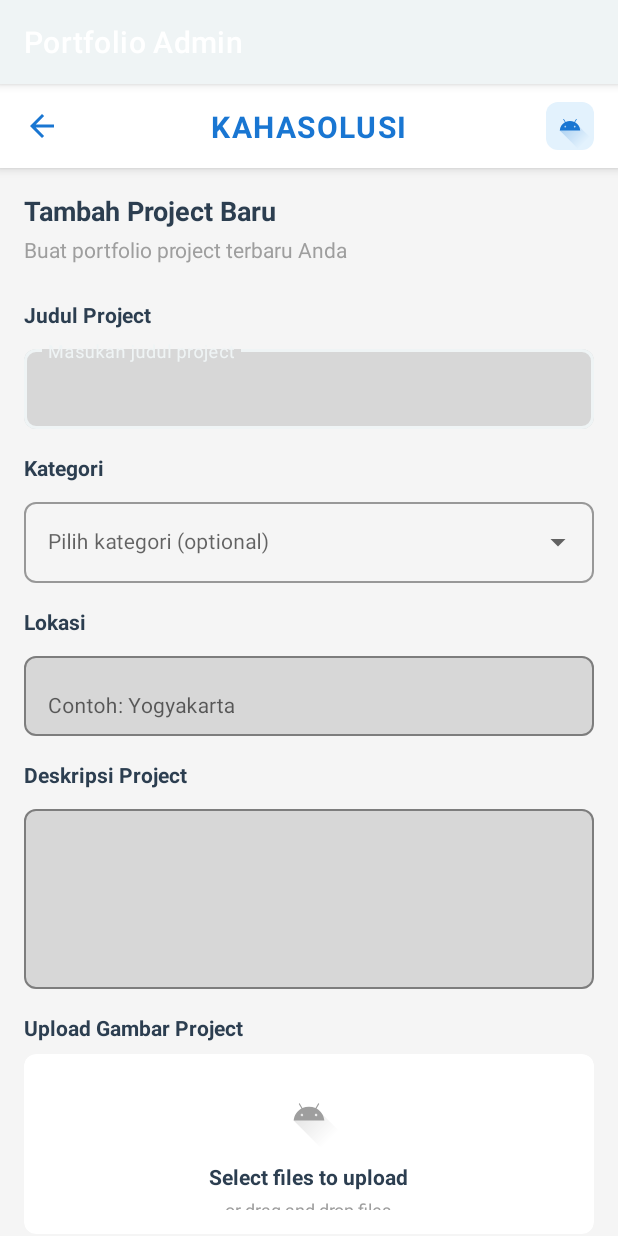
After one commit to AdityaZulkarnaen/UAS-PPPB-Kahasolusi, an Android app: the PortfolioAdminActivity screen opened directly, with no data from a screen before it, on a phone screen of 412 x 824 dp. The commit adds this screen. Run offline under Robolectric (Android 15) with nearby library versions, the phone set to English and light mode, and no system bars.

Commit message:
feat: cms portfolio

```diff
--- a/app/src/main/AndroidManifest.xml
+++ b/app/src/main/AndroidManifest.xml
@@ -32,6 +32,11 @@
             android:name=".RegisterActivity"
             android:exported="false"
             android:label="@string/app_name" />
+
+        <activity
+            android:name=".PortfolioAdminActivity"
+            android:exported="false"
+            android:label="Portfolio Admin" />
     </application>
 
 </manifest>
--- a/app/src/main/java/com/example/kahasolusi_kotlin/MainActivity.kt
+++ b/app/src/main/java/com/example/kahasolusi_kotlin/MainActivity.kt
@@ -126,6 +126,10 @@ class MainActivity : AppCompatActivity() {
                     showUserProfile()
                     true
                 }
+                R.id.action_portfolio_admin -> {
+                    navigateToPortfolioAdmin()
+                    true
+                }
                 R.id.action_logout -> {
                     performLogout()
                     true
@@ -170,4 +174,9 @@ class MainActivity : AppCompatActivity() {
             Toast.makeText(this, message, Toast.LENGTH_LONG).show()
         }
     }
+
+    private fun navigateToPortfolioAdmin() {
+        val intent = Intent(this, PortfolioAdminActivity::class.java)
+        startActivity(intent)
+    }
 }
--- /dev/null
+++ b/app/src/main/java/com/example/kahasolusi_kotlin/PortfolioAdminActivity.kt
@@ -0,0 +1,168 @@
+package com.example.kahasolusi_kotlin
+
+import android.app.Activity
+import android.content.Intent
+import android.net.Uri
+import android.os.Bundle
+import android.widget.ArrayAdapter
+import android.widget.Toast
+import androidx.activity.result.contract.ActivityResultContracts
+import androidx.appcompat.app.AppCompatActivity
+import com.example.kahasolusi_kotlin.data.model.Portfolio
+import com.example.kahasolusi_kotlin.databinding.ActivityPortfolioAdminBinding
+
+class PortfolioAdminActivity : AppCompatActivity() {
+
+    private lateinit var binding: ActivityPortfolioAdminBinding
+    private var selectedImageUri: Uri? = null
+
+    private val imagePickerLauncher = registerForActivityResult(
+        ActivityResultContracts.StartActivityForResult()
+    ) { result ->
+        if (result.resultCode == Activity.RESULT_OK) {
+            result.data?.data?.let { uri ->
+                selectedImageUri = uri
+                binding.ivPreview.setImageURI(uri)
+                binding.tvUploadHint.text = "Gambar dipilih"
+                binding.tvUploadSubhint.text = "Klik untuk ganti gambar"
+            }
+        }
+    }
+
+    override fun onCreate(savedInstanceState: Bundle?) {
+        super.onCreate(savedInstanceState)
+        binding = ActivityPortfolioAdminBinding.inflate(layoutInflater)
+        setContentView(binding.root)
+
+        setupUI()
+        setupClickListeners()
+    }
+
+    private fun setupUI() {
+        // Setup Kategori Dropdown
+        val kategoriList = arrayOf(
+            "Website Development",
+            "Mobile Development",
+            "Desktop Application",
+            "System Integration",
+            "E-Commerce",
+            "CMS Development"
+        )
+        val kategoriAdapter = ArrayAdapter(this, android.R.layout.simple_dropdown_item_1line, kategoriList)
+        binding.actKategori.setAdapter(kategoriAdapter)
+
+        // Setup Tech Stack Dropdown
+        val techStackList = arrayOf(
+            "React JS",
+            "Vue JS",
+            "Angular",
+            "Laravel",
+            "Node JS",
+            "Python Django",
+            "Kotlin Android",
+            "Flutter",
+            "React Native",
+            "Java Spring Boot",
+            "PHP",
+            ".NET Core"
+        )
+        val techStackAdapter = ArrayAdapter(this, android.R.layout.simple_dropdown_item_1line, techStackList)
+        binding.actTechStack.setAdapter(techStackAdapter)
+    }
+
+    private fun setupClickListeners() {
+        // Back button
+        binding.ivBack.setOnClickListener {
+            finish()
+        }
+
+        // Upload gambar card
+        binding.cvUploadGambar.setOnClickListener {
+            openImagePicker()
+        }
+
+        // Simpan button
+        binding.btnSimpan.setOnClickListener {
+            savePortfolio()
+        }
+
+        // Batal button
+        binding.btnBatal.setOnClickListener {
+            finish()
+        }
+    }
+
+    private fun openImagePicker() {
+        val intent = Intent(Intent.ACTION_GET_CONTENT).apply {
+            type = "image/*"
+        }
+        imagePickerLauncher.launch(intent)
+    }
+
+    private fun savePortfolio() {
+        val judul = binding.etJudulProject.text.toString().trim()
+        val kategori = binding.actKategori.text.toString().trim()
+        val lokasi = binding.etLokasi.text.toString().trim()
+        val deskripsi = binding.etDeskripsi.text.toString().trim()
+        val techStack = binding.actTechStack.text.toString().trim()
+
+        // Validasi
+        if (judul.isEmpty()) {
+            binding.etJudulProject.error = "Judul project harus diisi"
+            binding.etJudulProject.requestFocus()
+            return
+        }
+
+        if (deskripsi.isEmpty()) {
+            binding.etDeskripsi.error = "Deskripsi harus diisi"
+            binding.etDeskripsi.requestFocus()
+            return
+        }
+
+        if (selectedImageUri == null) {
+            Toast.makeText(this, "Silakan pilih gambar project", Toast.LENGTH_SHORT).show()
+            return
+        }
+
+        // Buat object Portfolio
+        val portfolio = Portfolio(
+            id = System.currentTimeMillis().toString(),
+            judul = judul,
+            kategori = kategori.ifEmpty { "Uncategorized" },
+            lokasi = lokasi,
+            deskripsi = deskripsi,
+            gambarUri = selectedImageUri.toString(),
+            techStack = techStack
+        )
+
+        // Simpan ke SharedPreferences atau Database (implementasi nanti)
+        saveToStorage(portfolio)
+
+        Toast.makeText(this, "Portfolio berhasil disimpan!", Toast.LENGTH_SHORT).show()
+        finish()
+    }
+
+    private fun saveToStorage(portfolio: Portfolio) {
+        // TODO: Implementasi save ke SharedPreferences atau Room Database
+        // Untuk sementara, hanya log data
+        println("Portfolio saved: $portfolio")
+
+        // Simpan ke SharedPreferences sebagai contoh sederhana
+        val sharedPref = getSharedPreferences("PortfolioPrefs", MODE_PRIVATE)
+        val editor = sharedPref.edit()
+
+        // Simpan counter untuk tracking jumlah portfolio
+        val currentCount = sharedPref.getInt("portfolio_count", 0)
+        editor.putInt("portfolio_count", currentCount + 1)
+
+        // Simpan data portfolio (simplified - untuk production gunakan Room Database)
+        editor.putString("portfolio_${portfolio.id}_judul", portfolio.judul)
+        editor.putString("portfolio_${portfolio.id}_kategori", portfolio.kategori)
+        editor.putString("portfolio_${portfolio.id}_lokasi", portfolio.lokasi)
+        editor.putString("portfolio_${portfolio.id}_deskripsi", portfolio.deskripsi)
+        editor.putString("portfolio_${portfolio.id}_gambar", portfolio.gambarUri)
+        editor.putString("portfolio_${portfolio.id}_techstack", portfolio.techStack)
+
+        editor.apply()
+    }
+}
--- /dev/null
+++ b/app/src/main/java/com/example/kahasolusi_kotlin/data/model/Portfolio.kt
@@ -0,0 +1,11 @@
+package com.example.kahasolusi_kotlin.data.model
+
+data class Portfolio(
+    val id: String = "",
+    val judul: String = "",
+    val kategori: String = "",
+    val lokasi: String = "",
+    val deskripsi: String = "",
+    val gambarUri: String = "",
+    val techStack: String = ""
+)
--- /dev/null
+++ b/app/src/main/res/layout/activity_portfolio_admin.xml
@@ -0,0 +1,340 @@
+<?xml version="1.0" encoding="utf-8"?>
+<androidx.core.widget.NestedScrollView xmlns:android="http://schemas.android.com/apk/res/android"
+    xmlns:app="http://schemas.android.com/apk/res-auto"
+    xmlns:tools="http://schemas.android.com/tools"
+    android:layout_width="match_parent"
+    android:layout_height="match_parent"
+    android:background="@color/background_gray"
+    android:fillViewport="true">
+
+    <LinearLayout
+        android:layout_width="match_parent"
+        android:layout_height="wrap_content"
+        android:orientation="vertical">
+
+        <!-- Header -->
+        <androidx.constraintlayout.widget.ConstraintLayout
+            android:layout_width="match_parent"
+            android:layout_height="?attr/actionBarSize"
+            android:background="@color/white"
+            android:elevation="4dp"
+            android:paddingHorizontal="16dp">
+
+            <ImageView
+                android:id="@+id/iv_back"
+                android:layout_width="24dp"
+                android:layout_height="24dp"
+                android:src="@drawable/ic_arrow_back"
+                android:contentDescription="Back"
+                app:layout_constraintStart_toStartOf="parent"
+                app:layout_constraintTop_toTopOf="parent"
+                app:layout_constraintBottom_toBottomOf="parent"
+                app:tint="@color/primary_blue" />
+
+            <TextView
+                android:id="@+id/tv_title"
+                android:layout_width="wrap_content"
+                android:layout_height="wrap_content"
+                android:text="KAHASOLUSI"
+                android:textColor="@color/primary_blue"
+                android:textSize="20sp"
+                android:textStyle="bold"
+                android:letterSpacing="0.05"
+                app:layout_constraintStart_toStartOf="parent"
+                app:layout_constraintEnd_toEndOf="parent"
+                app:layout_constraintTop_toTopOf="parent"
+                app:layout_constraintBottom_toBottomOf="parent" />
+
+            <ImageView
+                android:id="@+id/iv_profile"
+                android:layout_width="32dp"
+                android:layout_height="32dp"
+                android:src="@drawable/ic_launcher_foreground"
+                android:contentDescription="Profile"
+                android:background="@drawable/technology_icon_background"
+                app:layout_constraintEnd_toEndOf="parent"
+                app:layout_constraintTop_toTopOf="parent"
+                app:layout_constraintBottom_toBottomOf="parent"
+                app:tint="@color/primary_blue" />
+
+        </androidx.constraintlayout.widget.ConstraintLayout>
+
+        <!-- Form Content -->
+        <LinearLayout
+            android:layout_width="match_parent"
+            android:layout_height="wrap_content"
+            android:orientation="vertical"
+            android:padding="16dp">
+
+            <!-- Title Section -->
+            <TextView
+                android:layout_width="wrap_content"
+                android:layout_height="wrap_content"
+                android:text="Tambah Project Baru"
+                android:textColor="@color/text_color"
+                android:textSize="18sp"
+                android:textStyle="bold"
+                android:layout_marginBottom="4dp" />
+
+            <TextView
+                android:layout_width="wrap_content"
+                android:layout_height="wrap_content"
+                android:text="Buat portfolio project terbaru Anda"
+                android:textColor="@color/hint_color"
+                android:textSize="14sp"
+                android:layout_marginBottom="24dp" />
+
+            <!-- Judul Project -->
+            <TextView
+                android:layout_width="wrap_content"
+                android:layout_height="wrap_content"
+                android:text="Judul Project"
+                android:textColor="@color/text_color"
+                android:textSize="14sp"
+                android:textStyle="bold"
+                android:layout_marginBottom="8dp" />
+
+            <com.google.android.material.textfield.TextInputLayout
+                android:layout_width="match_parent"
+                android:layout_height="wrap_content"
+                android:layout_marginBottom="16dp"
+                app:boxBackgroundMode="outline"
+                app:boxCornerRadiusTopStart="8dp"
+                app:boxCornerRadiusTopEnd="8dp"
+                app:boxCornerRadiusBottomStart="8dp"
+                app:boxCornerRadiusBottomEnd="8dp">
+
+                <com.google.android.material.textfield.TextInputEditText
+                    android:id="@+id/et_judul_project"
+                    android:layout_width="match_parent"
+                    android:layout_height="wrap_content"
+                    android:hint="Masukan judul project"
+                    android:inputType="text"
+                    android:textSize="14sp" />
+
+            </com.google.android.material.textfield.TextInputLayout>
+
+            <!-- Kategori -->
+            <TextView
+                android:layout_width="wrap_content"
+                android:layout_height="wrap_content"
+                android:text="Kategori"
+                android:textColor="@color/text_color"
+                android:textSize="14sp"
+                android:textStyle="bold"
+                android:layout_marginBottom="8dp" />
+
+            <com.google.android.material.textfield.TextInputLayout
+                android:id="@+id/til_kategori"
+                style="@style/Widget.MaterialComponents.TextInputLayout.OutlinedBox.ExposedDropdownMenu"
+                android:layout_width="match_parent"
+                android:layout_height="wrap_content"
+                android:layout_marginBottom="16dp"
+                app:boxCornerRadiusTopStart="8dp"
+                app:boxCornerRadiusTopEnd="8dp"
+                app:boxCornerRadiusBottomStart="8dp"
+                app:boxCornerRadiusBottomEnd="8dp">
+
+                <AutoCompleteTextView
+                    android:id="@+id/act_kategori"
+                    android:layout_width="match_parent"
+                    android:layout_height="wrap_content"
+                    android:hint="Pilih kategori (optional)"
+                    android:inputType="none"
+                    android:textSize="14sp" />
+
+            </com.google.android.material.textfield.TextInputLayout>
+
+            <!-- Lokasi -->
+            <TextView
+                android:layout_width="wrap_content"
+                android:layout_height="wrap_content"
+                android:text="Lokasi"
+                android:textColor="@color/text_color"
+                android:textSize="14sp"
+                android:textStyle="bold"
+                android:layout_marginBottom="8dp" />
+
+            <com.google.android.material.textfield.TextInputLayout
+                android:layout_width="match_parent"
+                android:layout_height="wrap_content"
+                android:layout_marginBottom="16dp"
+                app:boxBackgroundMode="outline"
+                app:boxCornerRadiusTopStart="8dp"
+                app:boxCornerRadiusTopEnd="8dp"
+                app:boxCornerRadiusBottomStart="8dp"
+                app:boxCornerRadiusBottomEnd="8dp">
+
+                <com.google.android.material.textfield.TextInputEditText
+                    android:id="@+id/et_lokasi"
+                    android:layout_width="match_parent"
+                    android:layout_height="wrap_content"
+                    android:hint="Contoh: Yogyakarta"
+                    android:inputType="text"
+                    android:textSize="14sp" />
+
+            </com.google.android.material.textfield.TextInputLayout>
+
+            <!-- Deskripsi Project -->
+            <TextView
+                android:layout_width="wrap_content"
+                android:layout_height="wrap_content"
+                android:text="Deskripsi Project"
+                android:textColor="@color/text_color"
+                android:textSize="14sp"
+                android:textStyle="bold"
+                android:layout_marginBottom="8dp" />
+
+            <com.google.android.material.textfield.TextInputLayout
+                android:layout_width="match_parent"
+                android:layout_height="wrap_content"
+                android:layout_marginBottom="16dp"
+                app:boxBackgroundMode="outline"
+                app:boxCornerRadiusTopStart="8dp"
+                app:boxCornerRadiusTopEnd="8dp"
+                app:boxCornerRadiusBottomStart="8dp"
+                app:boxCornerRadiusBottomEnd="8dp">
+
+                <com.google.android.material.textfield.TextInputEditText
+                    android:id="@+id/et_deskripsi"
+                    android:layout_width="match_parent"
+                    android:layout_height="120dp"
+                    android:gravity="top|start"
+                    android:inputType="textMultiLine"
+                    android:textSize="14sp"
+                    android:padding="12dp" />
+
+            </com.google.android.material.textfield.TextInputLayout>
+
+            <!-- Upload Gambar Project -->
+            <TextView
+                android:layout_width="wrap_content"
+                android:layout_height="wrap_content"
+                android:text="Upload Gambar Project"
+                android:textColor="@color/text_color"
+                android:textSize="14sp"
+                android:textStyle="bold"
+                android:layout_marginBottom="8dp" />
+
+            <androidx.cardview.widget.CardView
+                android:id="@+id/cv_upload_gambar"
+                android:layout_width="match_parent"
+                android:layout_height="120dp"
+                android:layout_marginBottom="16dp"
+                app:cardCornerRadius="8dp"
+                app:cardElevation="0dp"
+                app:cardBackgroundColor="@color/white"
+                android:clickable="true"
+                android:focusable="true"
+                android:foreground="?attr/selectableItemBackground">
+
+                <LinearLayout
+                    android:layout_width="match_parent"
+                    android:layout_height="match_parent"
+                    android:orientation="vertical"
+                    android:gravity="center"
+                    android:padding="16dp">
+
+                    <ImageView
+                        android:id="@+id/iv_preview"
+                        android:layout_width="48dp"
+                        android:layout_height="48dp"
+                        android:src="@drawable/ic_launcher_foreground"
+                        android:contentDescription="Upload Icon"
+                        android:visibility="visible"
+                        app:tint="@color/hint_color" />
+
+                    <TextView
+                        android:id="@+id/tv_upload_hint"
+                        android:layout_width="wrap_content"
+                        android:layout_height="wrap_content"
+                        android:text="Select files to upload"
+                        android:textColor="@color/text_color"
+                        android:textSize="14sp"
+                        android:textStyle="bold"
+                        android:layout_marginTop="8dp" />
+
+                    <TextView
+                        android:id="@+id/tv_upload_subhint"
+                        android:layout_width="wrap_content"
+                        android:layout_height="wrap_content"
+                        android:text="or drag and drop files"
+                        android:textColor="@color/hint_color"
+                        android:textSize="12sp"
+                        android:layout_marginTop="4dp" />
+
+                </LinearLayout>
+
+            </androidx.cardview.widget.CardView>
+
+            <!-- Tech Stack -->
+            <TextView
+                android:layout_width="wrap_content"
+                android:layout_height="wrap_content"
+                android:text="Tech Stack"
+                android:textColor="@color/text_color"
+                android:textSize="14sp"
+                android:textStyle="bold"
+                android:layout_marginBottom="8dp" />
+
+            <com.google.android.material.textfield.TextInputLayout
+                android:id="@+id/til_tech_stack"
+                style="@style/Widget.MaterialComponents.TextInputLayout.OutlinedBox.ExposedDropdownMenu"
+                android:layout_width="match_parent"
+                android:layout_height="wrap_content"
+                android:layout_marginBottom="24dp"
+                app:boxCornerRadiusTopStart="8dp"
+                app:boxCornerRadiusTopEnd="8dp"
+                app:boxCornerRadiusBottomStart="8dp"
+                app:boxCornerRadiusBottomEnd="8dp">
+
+                <AutoCompleteTextView
+                    android:id="@+id/act_tech_stack"
+                    android:layout_width="match_parent"
+                    android:layout_height="wrap_content"
+                    android:hint="Pilih Tech Stack"
+                    android:inputType="none"
+                    android:textSize="14sp" />
+
+            </com.google.android.material.textfield.TextInputLayout>
+
+            <!-- Buttons -->
+            <LinearLayout
+                android:layout_width="match_parent"
+                android:layout_height="wrap_content"
+                android:orientation="horizontal"
+                android:layout_marginBottom="32dp">
+
+                <com.google.android.material.button.MaterialButton
+                    android:id="@+id/btn_simpan"
+                    android:layout_width="0dp"
+                    android:layout_height="56dp"
+                    android:layout_weight="1"
+                    android:layout_marginEnd="8dp"
+                    android:text="Simpan"
+                    android:textColor="@color/white"
+                    android:textSize="16sp"
+                    android:textStyle="bold"
+                    app:backgroundTint="@color/primary_blue"
+                    app:cornerRadius="8dp" />
+
+                <com.google.android.material.button.MaterialButton
+                    android:id="@+id/btn_batal"
+                    android:layout_width="0dp"
+                    android:layout_height="56dp"
+                    android:layout_weight="1"
+                    android:layout_marginStart="8dp"
+                    android:text="Batal"
+                    android:textColor="@color/text_color"
+                    android:textSize="16sp"
+                    android:textStyle="bold"
+                    app:backgroundTint="@color/input_background"
+                    app:cornerRadius="8dp" />
+
+            </LinearLayout>
+
+        </LinearLayout>
+
+    </LinearLayout>
+
+</androidx.core.widget.NestedScrollView>
--- a/app/src/main/res/menu/main_menu.xml
+++ b/app/src/main/res/menu/main_menu.xml
@@ -9,6 +9,12 @@
         app:showAsAction="never" />
 
     <item
+        android:id="@+id/action_portfolio_admin"
+        android:title="Portfolio Admin"
+        android:icon="@drawable/ic_dashboard_black_24dp"
+        app:showAsAction="never" />
+
+    <item
         android:id="@+id/action_logout"
         android:title="Logout"
         android:icon="@drawable/ic_logout"
```
